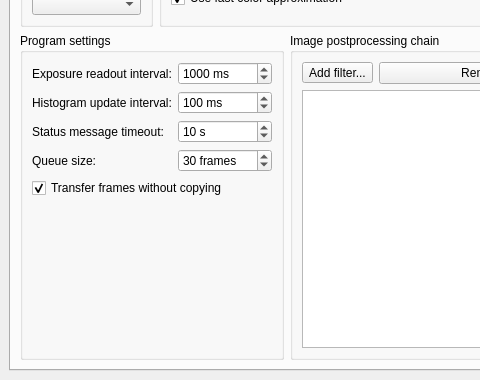
Above: src/mainwindow.ui from AD-Vega/qarv before the change; both pictures show x 0 to 480 and y 187 to 567 of the 926 by 567 pixel window. Below: the same form after it.
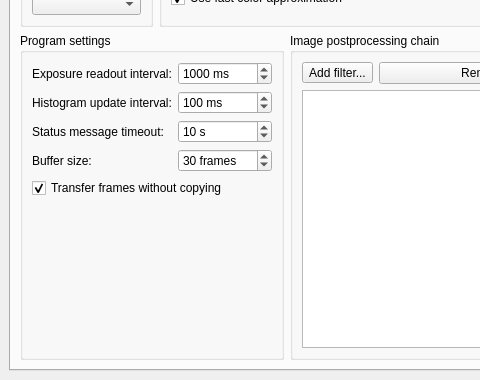
That is the form after the change. The open tabs and pages were chosen to show the change. Icons and pictures are not drawn. Custom widgets are drawn as their Qt base class.

Commit message: Remove the deprecated frame queue info.

Diff of the .ui file:
```diff
--- a/src/mainwindow.ui
+++ b/src/mainwindow.ui
@@ -671,7 +671,7 @@
            <item row="3" column="0">
             <widget class="QLabel" name="label_25">
              <property name="text">
-              <string>Queue size:</string>
+              <string>Buffer size:</string>
              </property>
             </widget>
            </item>
```
Left out of the diff: 2 changed lines with no effect on the pictures. The commit also changes 3 other files.
